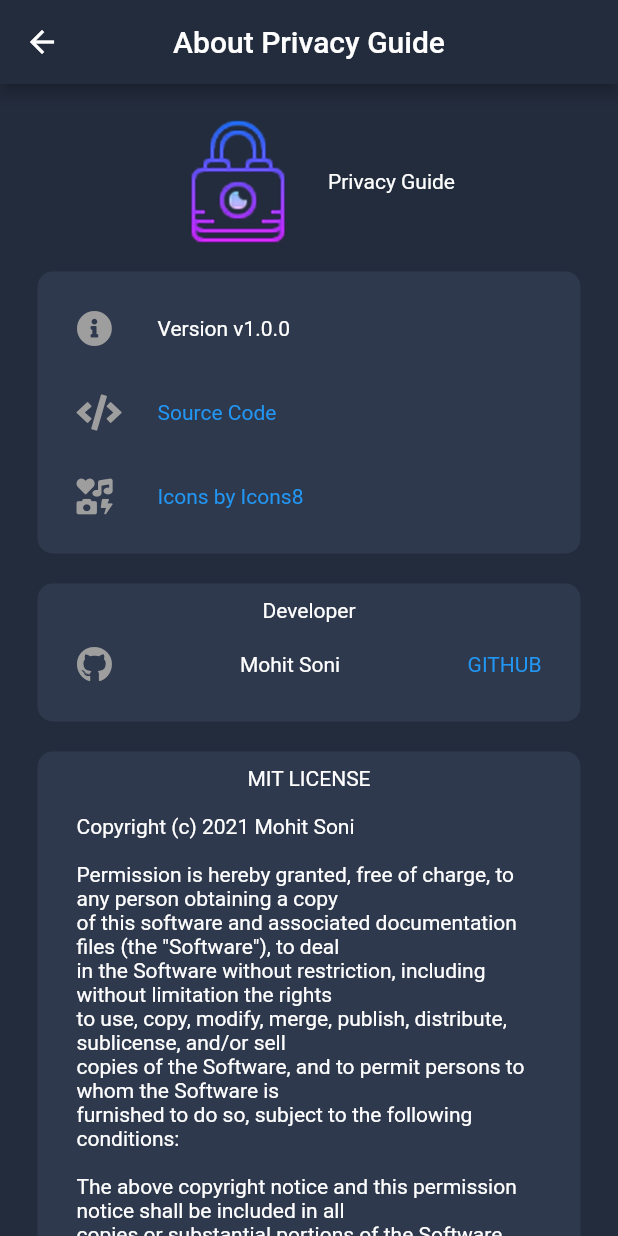
After one commit to mohitsoni-dev/privacy_guide, a Flutter app: the AboutPage screen opened directly, on a phone screen of 412 x 824 dp. The commit adds this screen. Run offline on Flutter 3.47's test engine with Material 2 defaults, Android fonts, the phone set to English and light mode, and no system bars; our stand-ins replace flutter_markdown, font_awesome_flutter.

Commit message:
About page completed

```diff
--- a/lib/constants.dart
+++ b/lib/constants.dart
@@ -11,3 +11,25 @@ const kCardBodyTextStyle = TextStyle(
   fontSize: 15.0,
   fontWeight: FontWeight.w500,
 );
+
+const kLicense = """
+Copyright (c) 2021 Mohit Soni
+
+Permission is hereby granted, free of charge, to any person obtaining a copy
+of this software and associated documentation files (the "Software"), to deal
+in the Software without restriction, including without limitation the rights
+to use, copy, modify, merge, publish, distribute, sublicense, and/or sell
+copies of the Software, and to permit persons to whom the Software is
+furnished to do so, subject to the following conditions:
+
+The above copyright notice and this permission notice shall be included in all
+copies or substantial portions of the Software.
+
+THE SOFTWARE IS PROVIDED "AS IS", WITHOUT WARRANTY OF ANY KIND, EXPRESS OR
+IMPLIED, INCLUDING BUT NOT LIMITED TO THE WARRANTIES OF MERCHANTABILITY,
+FITNESS FOR A PARTICULAR PURPOSE AND NONINFRINGEMENT. IN NO EVENT SHALL THE
+AUTHORS OR COPYRIGHT HOLDERS BE LIABLE FOR ANY CLAIM, DAMAGES OR OTHER
+LIABILITY, WHETHER IN AN ACTION OF CONTRACT, TORT OR OTHERWISE, ARISING FROM,
+OUT OF OR IN CONNECTION WITH THE SOFTWARE OR THE USE OR OTHER DEALINGS IN THE
+SOFTWARE.
+""";
--- /dev/null
+++ b/lib/screens/about_page.dart
@@ -0,0 +1,148 @@
+import 'package:flutter/material.dart';
+import 'package:font_awesome_flutter/font_awesome_flutter.dart';
+import 'package:privacy_guide/constants.dart';
+import 'package:url_launcher/url_launcher.dart';
+import '../components/custom_card.dart';
+
+class AboutPage extends StatelessWidget {
+  @override
+  Widget build(BuildContext context) {
+    return Scaffold(
+      appBar: AppBar(
+        centerTitle: true,
+        title: Text('About Privacy Guide'),
+      ),
+      body: SingleChildScrollView(
+        child: Center(
+          child: Padding(
+            padding: EdgeInsets.all(15.0),
+            child: Column(
+              crossAxisAlignment: CrossAxisAlignment.center,
+              children: [
+                Row(
+                  mainAxisAlignment: MainAxisAlignment.center,
+                  children: [
+                    Image(
+                      image: AssetImage('assets/app_icon.png'),
+                      height: 100.0,
+                      width: 100.0,
+                    ),
+                    SizedBox(width: 10.0),
+                    Text('Privacy Guide'),
+                  ],
+                ),
+                CustomCard(
+                  child: Column(
+                    children: [
+                      Padding(
+                        padding: EdgeInsets.all(16.0),
+                        child: Row(
+                          children: [
+                            Icon(
+                              FontAwesomeIcons.infoCircle,
+                              color: Colors.grey,
+                            ),
+                            SizedBox(
+                              width: 30.0,
+                            ),
+                            Text('Version v1.0.0'),
+                          ],
+                        ),
+                      ),
+                      Padding(
+                        padding: EdgeInsets.all(16.0),
+                        child: Row(
+                          children: [
+                            Icon(
+                              FontAwesomeIcons.code,
+                              color: Colors.grey,
+                            ),
+                            SizedBox(
+                              width: 30.0,
+                            ),
+                            InkWell(
+                              child: Text(
+                                'Source Code',
+                                style: TextStyle(color: Colors.blue),
+                              ),
+                              onTap: () => launch(
+                                  'https://github.com/mohitsoni-dev/privacy_guide'),
+                            ),
+                          ],
+                        ),
+                      ),
+                      Padding(
+                        padding: EdgeInsets.all(16.0),
+                        child: Row(
+                          children: [
+                            Icon(
+                              FontAwesomeIcons.icons,
+                              color: Colors.grey,
+                            ),
+                            SizedBox(
+                              width: 30.0,
+                            ),
+                            InkWell(
+                              child: Text(
+                                'Icons by Icons8',
+                                style: TextStyle(color: Colors.blue),
+                              ),
+                              onTap: () => launch('https://icons8.com'),
+                            ),
+                          ],
+                        ),
+                      ),
+                    ],
+                  ),
+                  color: Color(0xFF2F394D),
+                ),
+                CustomCard(
+                  child: Column(
+                    children: [
+                      Text('Developer'),
+                      Padding(
+                        padding: const EdgeInsets.all(16.0),
+                        child: Row(
+                          mainAxisAlignment: MainAxisAlignment.spaceBetween,
+                          children: [
+                            Icon(
+                              FontAwesomeIcons.github,
+                              color: Colors.grey,
+                            ),
+                            Text('Mohit Soni'),
+                            InkWell(
+                              child: Text(
+                                'GITHUB',
+                                style: TextStyle(color: Colors.blue),
+                              ),
+                              onTap: () {
+                                launch('https://github.com/mohitsoni-dev');
+                              },
+                            ),
+                          ],
+                        ),
+                      ),
+                    ],
+                  ),
+                  color: Color(0xFF2F394D),
+                ),
+                CustomCard(
+                  child: Column(
+                    children: [
+                      Text('MIT LICENSE'),
+                      Padding(
+                        padding: const EdgeInsets.all(16.0),
+                        child: Text(kLicense),
+                      ),
+                    ],
+                  ),
+                  color: Color(0xFF2F394D),
+                ),
+              ],
+            ),
+          ),
+        ),
+      ),
+    );
+  }
+}
```
Also changed, not shown: assets/app_icon.png (added), 11 other files.
